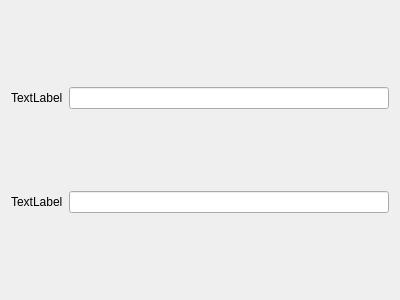
Obriguera/POO, file POO_E025/registro.ui: the form before one commit.
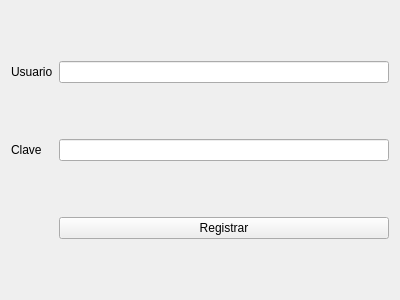
The form after the commit.

Patch:
```diff
--- a/POO_E025/registro.ui
+++ b/POO_E025/registro.ui
@@ -14,25 +14,32 @@
    <string>Form</string>
   </property>
   <layout class="QGridLayout" name="gridLayout">
+   <item row="1" column="1">
+    <widget class="QLineEdit" name="leClave"/>
+   </item>
    <item row="0" column="0">
     <widget class="QLabel" name="lUsuario">
      <property name="text">
-      <string>TextLabel</string>
+      <string>Usuario</string>
      </property>
     </widget>
    </item>
    <item row="0" column="1">
-    <widget class="QLineEdit" name="leUsuario"/>
+    <widget class="QLineEdit" name="leUser"/>
    </item>
    <item row="1" column="0">
     <widget class="QLabel" name="lClave">
      <property name="text">
-      <string>TextLabel</string>
+      <string>Clave</string>
      </property>
     </widget>
    </item>
-   <item row="1" column="1">
-    <widget class="QLineEdit" name="leClave"/>
+   <item row="2" column="1">
+    <widget class="QPushButton" name="registerButton">
+     <property name="text">
+      <string>Registrar</string>
+     </property>
+    </widget>
    </item>
   </layout>
  </widget>
```
